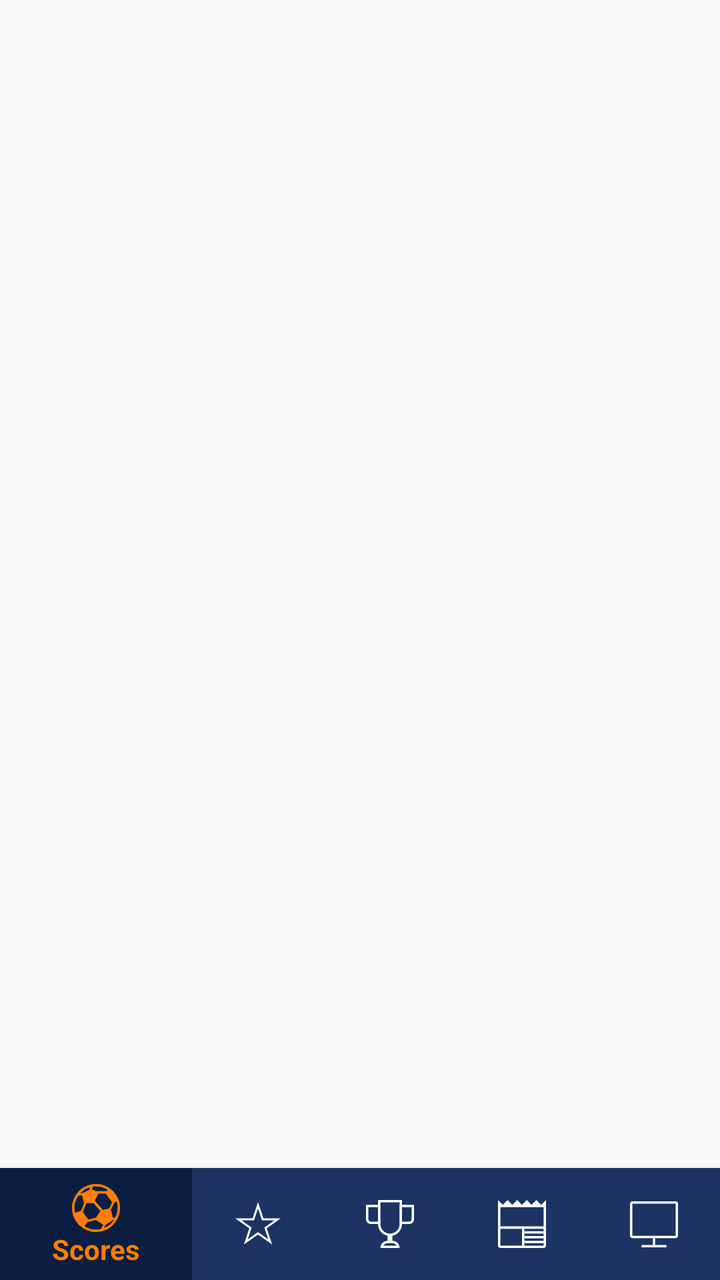
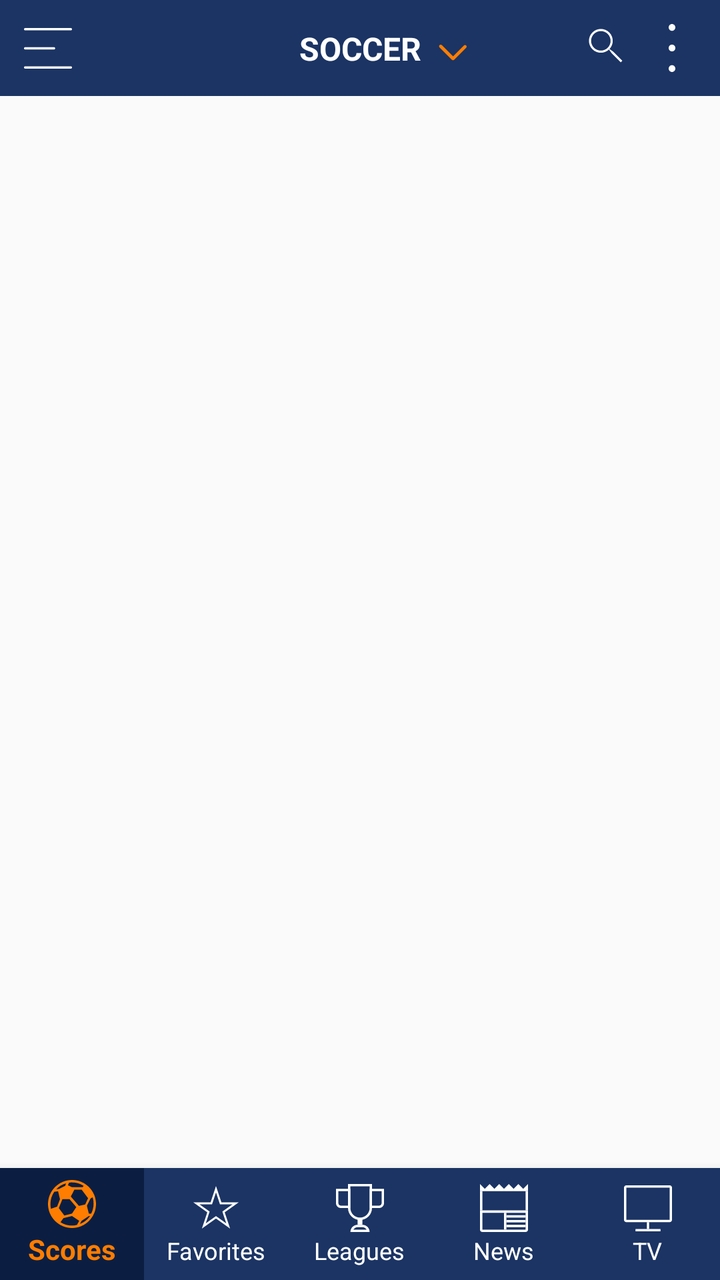

The first picture is an Android layout as it rendered before a commit; the second is the same layout after the commit. The layout source and the unified diff follow.
<!-- AndroidManifest.xml: application theme AppTheme -->
<!-- res/layout/activity_main.xml -->
<?xml version="1.0" encoding="utf-8"?>
<androidx.constraintlayout.widget.ConstraintLayout xmlns:android="http://schemas.android.com/apk/res/android"
    xmlns:app="http://schemas.android.com/apk/res-auto"
    xmlns:tools="http://schemas.android.com/tools"
    android:layout_width="match_parent"
    android:layout_height="match_parent"
    tools:context=".MainActivity">

    <com.google.android.material.bottomnavigation.BottomNavigationView
        android:layout_width="0dp"
        android:layout_height="wrap_content"
        app:itemBackground="@drawable/bottom_bar_bg_color"
        app:itemIconTint="@drawable/bottom_bar_content_color"
        app:itemTextColor="@drawable/bottom_bar_content_color"
        app:layout_constraintBottom_toBottomOf="parent"
        app:layout_constraintEnd_toEndOf="parent"
        app:layout_constraintStart_toStartOf="parent"
        app:menu="@menu/score_page_bottom_menu" />

</androidx.constraintlayout.widget.ConstraintLayout>
<!-- resources referenced by this layout -->
<resources>
  <style name="AppTheme" parent="Theme.AppCompat.Light.DarkActionBar">
          
          <item name="colorPrimary">@color/colorPrimary</item>
          <item name="colorPrimaryDark">@color/colorPrimaryDark</item>
          <item name="colorAccent">@color/colorAccent</item>
      </style>
  <color name="colorPrimary">#008577</color>
  <color name="colorPrimaryDark">#00574B</color>
  <!-- unchanged entries left out for length: 7 -->
</resources>

<!-- the commit's change to res/layout/activity_main.xml (unified diff, before → after) -->
@@ -6,15 +6,116 @@
     android:layout_height="match_parent"
     tools:context=".MainActivity">
 
+    <include
+        android:id="@+id/toolbar"
+        layout="@layout/score_page_top_bar"
+        app:layout_constraintEnd_toEndOf="parent"
+        app:layout_constraintStart_toStartOf="parent"
+        app:layout_constraintTop_toTopOf="parent" />
+
+    <androidx.recyclerview.widget.RecyclerView
+        android:id="@+id/calendarNavigationList"
+        android:layout_width="0dp"
+        android:layout_height="wrap_content"
+        app:layout_constraintEnd_toEndOf="parent"
+        app:layout_constraintStart_toStartOf="parent"
+        app:layout_constraintTop_toBottomOf="@id/toolbar" />
+
     <com.google.android.material.bottomnavigation.BottomNavigationView
         android:layout_width="0dp"
         android:layout_height="wrap_content"
         app:itemBackground="@drawable/bottom_bar_bg_color"
         app:itemIconTint="@drawable/bottom_bar_content_color"
         app:itemTextColor="@drawable/bottom_bar_content_color"
+        app:labelVisibilityMode="labeled"
         app:layout_constraintBottom_toBottomOf="parent"
         app:layout_constraintEnd_toEndOf="parent"
         app:layout_constraintStart_toStartOf="parent"
         app:menu="@menu/score_page_bottom_menu" />
 
 </androidx.constraintlayout.widget.ConstraintLayout>
+<!-- res/layout/score_page_top_bar.xml (included above) -->
+<?xml version="1.0" encoding="utf-8"?>
+<androidx.constraintlayout.widget.ConstraintLayout xmlns:android="http://schemas.android.com/apk/res/android"
+    xmlns:app="http://schemas.android.com/apk/res-auto"
+    android:layout_width="match_parent"
+    android:layout_height="wrap_content"
+    android:background="@color/defaultBlue">
+
+    <ImageButton
+        android:id="@+id/buttonMenuLeft"
+        android:layout_width="@dimen/tool_bar_icon_size"
+        android:layout_height="@dimen/tool_bar_icon_size"
+        android:layout_margin="@dimen/app_normal_margin"
+        android:background="@android:color/transparent"
+        android:contentDescription="@string/button_menu_left"
+        android:scaleType="center"
+        android:src="@drawable/ic_hambuger_menu"
+        app:layout_constraintBottom_toBottomOf="parent"
+        app:layout_constraintStart_toStartOf="parent"
+        app:layout_constraintTop_toTopOf="parent" />
+
+    <androidx.constraintlayout.widget.ConstraintLayout
+        android:layout_width="wrap_content"
+        android:layout_height="0dp"
+        app:layout_constraintBottom_toBottomOf="parent"
+        app:layout_constraintEnd_toEndOf="parent"
+        app:layout_constraintStart_toStartOf="parent"
+        app:layout_constraintTop_toTopOf="parent">
+
+        <TextView
+            android:id="@+id/sportName"
+            android:layout_width="wrap_content"
+            android:layout_height="wrap_content"
+            android:text="@string/soccer"
+            android:textAllCaps="true"
+            android:textColor="@color/white"
+            android:textSize="@dimen/tool_bar_title_size"
+            android:textStyle="bold"
+            app:layout_constraintBottom_toBottomOf="parent"
+            app:layout_constraintEnd_toEndOf="parent"
+            app:layout_constraintStart_toStartOf="parent"
+            app:layout_constraintTop_toTopOf="parent" />
+
+        <ImageButton
+            android:id="@+id/buttonSelectSport"
+            android:layout_width="wrap_content"
+            android:layout_height="match_parent"
+            android:background="@android:color/transparent"
+            android:padding="@dimen/app_medium_margin"
+            android:src="@drawable/ic_union"
+            app:layout_constraintBottom_toBottomOf="parent"
+            app:layout_constraintStart_toEndOf="@id/sportName"
+            app:layout_constraintTop_toTopOf="parent" />
+    </androidx.constraintlayout.widget.ConstraintLayout>
+
+    <ImageButton
+        android:id="@+id/buttonSearch"
+        android:layout_width="@dimen/tool_bar_icon_size"
+        android:layout_height="@dimen/tool_bar_icon_size"
+        android:layout_marginTop="@dimen/app_normal_margin"
+        android:layout_marginEnd="@dimen/app_medium_margin"
+        android:layout_marginRight="@dimen/app_medium_margin"
+        android:layout_marginBottom="@dimen/app_normal_margin"
+        android:background="@android:color/transparent"
+        android:contentDescription="@string/button_menu_left"
+        android:scaleType="center"
+        android:src="@drawable/ic_search"
+        app:layout_constraintBottom_toBottomOf="parent"
+        app:layout_constraintEnd_toStartOf="@id/buttonMenuRight"
+        app:layout_constraintTop_toTopOf="parent" />
+
+    <ImageButton
+        android:id="@+id/buttonMenuRight"
+        android:layout_width="@dimen/tool_bar_icon_size"
+        android:layout_height="@dimen/tool_bar_icon_size"
+        android:layout_margin="@dimen/app_normal_margin"
+        android:background="@android:color/transparent"
+        android:contentDescription="@string/button_menu_left"
+        android:scaleType="fitCenter"
+        android:src="@drawable/ic_vertical_three_dots"
+        app:layout_constraintBottom_toBottomOf="parent"
+        app:layout_constraintEnd_toEndOf="parent"
+        app:layout_constraintTop_toTopOf="parent" />
+
+</androidx.constraintlayout.widget.ConstraintLayout>
<!-- resource entries referenced after the edit -->
@@ -1,13 +1,61 @@
 <!-- resources referenced by this layout -->
 <resources>
-  <style name="AppTheme" parent="Theme.AppCompat.Light.DarkActionBar">
+  <dimen name="app_medium_margin">8dp</dimen>
+  <dimen name="app_normal_margin">12dp</dimen>
+  <dimen name="tool_bar_icon_size">24dp</dimen>
+  <dimen name="tool_bar_title_size">16sp</dimen>
+  <!-- drawable ic_hambuger_menu (drawable) -->
+  <vector xmlns:android="http://schemas.android.com/apk/res/android"
+      android:width="24dp"
+      android:height="20.4dp"
+      android:viewportWidth="20"
+      android:viewportHeight="17">
+      <path
+          android:fillColor="#ffffff"
+          android:pathData="M0.4914,0L19.5086,0C19.6389,0 19.7639,0.0527 19.8561,0.1464C19.9482,0.2402 20,0.3674 20,0.5C20,0.6326 19.9482,0.7598 19.8561,0.8536C19.7639,0.9473 19.6389,1 19.5086,1L0.4914,1C0.3611,1 0.2361,0.9473 0.1439,0.8536C0.0518,0.7598 0,0.6326 0,0.5C0,0.3674 0.0518,0.2402 0.1439,0.1464C0.2361,0.0527 0.3611,0 0.4914,0ZM0.4914,16H19.5086C19.6389,16 19.7639,16.0527 19.8561,16.1464C19.9482,16.2402 20,16.3674 20,16.5C20,16.6326 19.9482,16.7598 19.8561,16.8536C19.7639,16.9473 19.6389,17 19.5086,17H0.4914C0.3611,17 0.2361,16.9473 0.1439,16.8536C0.0518,16.7598 0,16.6326 0,16.5C0,16.3674 0.0518,16.2402 0.1439,16.1464C0.2361,16.0527 0.3611,16 0.4914,16ZM0.4914,8H12.5C12.6303,8 12.7553,8.0527 12.8475,8.1465C12.9396,8.2402 12.9914,8.3674 12.9914,8.5C12.9914,8.6326 12.9396,8.7598 12.8475,8.8535C12.7553,8.9473 12.6303,9 12.5,9H0.4914C0.3611,9 0.2361,8.9473 0.1439,8.8535C0.0518,8.7598 0,8.6326 0,8.5C0,8.3674 0.0518,8.2402 0.1439,8.1465C0.2361,8.0527 0.3611,8 0.4914,8Z" />
+  </vector>
+  <!-- drawable ic_search (drawable) -->
+  <vector xmlns:android="http://schemas.android.com/apk/res/android"
+      android:width="24dp"
+      android:height="24dp"
+      android:viewportWidth="21"
+      android:viewportHeight="21">
+      <path
+          android:fillColor="#ffffff"
+          android:fillType="evenOdd"
+          android:pathData="M10.3837,10.3838C12.0486,8.7188 12.0486,6.0195 10.3837,4.3545C8.7188,2.6896 6.0194,2.6896 4.3545,4.3545C2.6895,6.0195 2.6895,8.7188 4.3545,10.3838C6.0194,12.0487 8.7188,12.0487 10.3837,10.3838ZM11.0536,3.6846C13.0658,5.6968 13.0883,8.9452 11.121,10.985L11.1653,10.9408L12.7284,12.0573L14.0683,13.3971L14.0681,13.3973L16.7478,16.077L16.0779,16.7469L12.7283,13.3973L12.7285,13.3972L12.0585,12.7272L10.942,11.1641L10.985,11.1211C8.9452,13.0883 5.6967,13.0659 3.6845,11.0537C1.6496,9.0188 1.6496,5.7195 3.6845,3.6846C5.7194,1.6497 9.0187,1.6497 11.0536,3.6846Z" />
+  </vector>
+  <!-- drawable ic_union (drawable) -->
+  <vector xmlns:android="http://schemas.android.com/apk/res/android"
+      android:width="16dp"
+      android:height="16dp"
+      android:viewportWidth="10"
+      android:viewportHeight="10">
+      <path
+          android:fillColor="#FF7D00"
+          android:fillType="evenOdd"
+          android:pathData="M0.69,4.1001C0.4947,4.2953 0.4947,4.6119 0.69,4.8072L4.5581,8.6753C4.7534,8.8706 5.07,8.8706 5.2652,8.6753L5.6188,8.3218L9.0117,4.9288C9.207,4.7336 9.207,4.417 9.0117,4.2217C8.8165,4.0265 8.4999,4.0265 8.3046,4.2217L4.9117,7.6147L1.3971,4.1001C1.2018,3.9048 0.8852,3.9048 0.69,4.1001Z" />
+  </vector>
+  <!-- drawable ic_vertical_three_dots (drawable) -->
+  <vector xmlns:android="http://schemas.android.com/apk/res/android"
+      android:width="4dp"
+      android:height="28dp"
+      android:viewportWidth="2"
+      android:viewportHeight="14">
+      <path
+          android:fillColor="#ffffff"
+          android:pathData="M0,1C0,1.2652 0.1054,1.5196 0.2929,1.7071C0.4804,1.8946 0.7348,2 1,2C1.2652,2 1.5196,1.8946 1.7071,1.7071C1.8946,1.5196 2,1.2652 2,1C2,0.7348 1.8946,0.4804 1.7071,0.2929C1.5196,0.1054 1.2652,0 1,0C0.7348,0 0.4804,0.1054 0.2929,0.2929C0.1054,0.4804 0,0.7348 0,1ZM0,7C0,7.2652 0.1054,7.5196 0.2929,7.7071C0.4804,7.8946 0.7348,8 1,8C1.2652,8 1.5196,7.8946 1.7071,7.7071C1.8946,7.5196 2,7.2652 2,7C2,6.7348 1.8946,6.4804 1.7071,6.2929C1.5196,6.1054 1.2652,6 1,6C0.7348,6 0.4804,6.1054 0.2929,6.2929C0.1054,6.4804 0,6.7348 0,7ZM0,13.0001C0,13.2653 0.1054,13.5196 0.2929,13.7072C0.4804,13.8947 0.7348,14.0001 1,14.0001C1.2652,14.0001 1.5196,13.8947 1.7071,13.7072C1.8946,13.5196 2,13.2653 2,13.0001C2,12.7349 1.8946,12.4805 1.7071,12.293C1.5196,12.1054 1.2652,12.0001 1,12.0001C0.7348,12.0001 0.4804,12.1054 0.2929,12.293C0.1054,12.4805 0,12.7349 0,13.0001Z" />
+  </vector>
+  <string name="button_menu_left">buttonMenuLeft</string>
+  <string name="soccer">Soccer</string>
+  <style name="AppTheme" parent="Theme.AppCompat.Light.NoActionBar">
           
           <item name="colorPrimary">@color/colorPrimary</item>
           <item name="colorPrimaryDark">@color/colorPrimaryDark</item>
           <item name="colorAccent">@color/colorAccent</item>
       </style>
-  <color name="colorPrimary">#008577</color>
-  <color name="colorPrimaryDark">#00574B</color>
+  <color name="colorPrimary">#1B3464</color>
+  <color name="colorPrimaryDark">#0B1E42</color>
   <!-- unchanged entries left out for length: 7 -->
 </resources>
 
